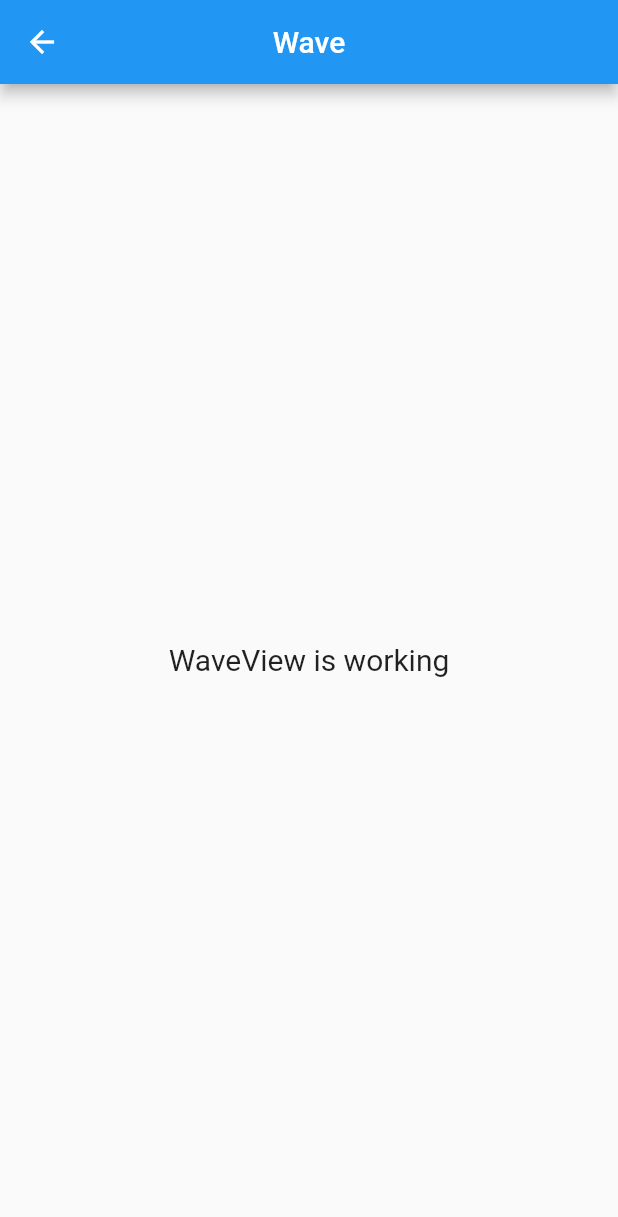
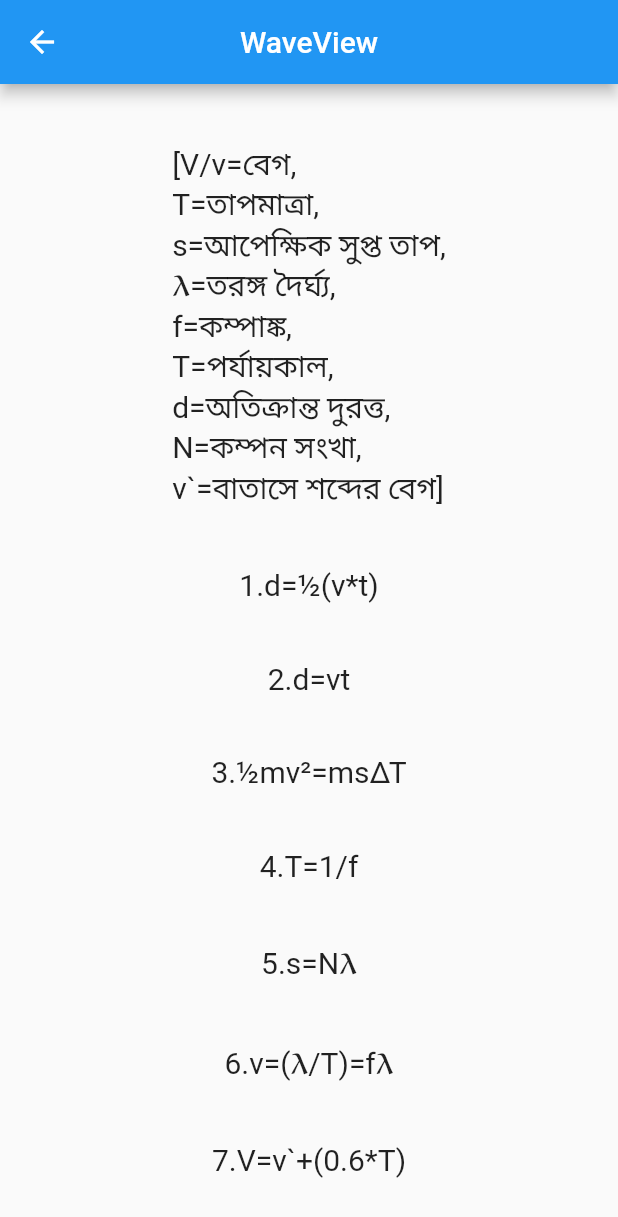
Before and after one commit to CPAD-Gazipur/Formula, a Flutter app: the WaveView screen opened by its route, on a phone screen of 412 x 824 dp. Shown: the top 1217 px of the screen. Run offline on Flutter 3.47's test engine with Material 2 defaults, Android fonts, the phone set to English and light mode, and no system bars; our stand-ins replace get.

Commit message:
Wave page contributed

```diff
--- a/lib/app/modules/physics/wave/views/wave_view.dart
+++ b/lib/app/modules/physics/wave/views/wave_view.dart
@@ -9,13 +9,46 @@ class WaveView extends GetView<WaveController> {
   Widget build(BuildContext context) {
     return Scaffold(
       appBar: AppBar(
-        title: Text('Wave'),
+        title: Text('WaveView'),
         centerTitle: true,
       ),
       body: Center(
-        child: Text(
-          'WaveView is working',
-          style: TextStyle(fontSize: 20),
+        child: Column(
+          mainAxisAlignment: MainAxisAlignment.spaceEvenly,
+          children: [
+            Text(
+              "[V/v=বেগ,\nT=তাপমাত্রা,\ns=আপেক্ষিক সুপ্ত তাপ,\n𝛌=তরঙ্গ দৈর্ঘ্য,\nf=কম্পাঙ্ক,\nT=পর্যায়কাল,\nd=অতিক্রান্ত দুরত্ত,\nN=কম্পন সংখা,\nv`=বাতাসে শব্দের বেগ]",
+              style: TextStyle(fontSize: 20),
+            ),
+            Text(
+              '1.d=½(v*t)',
+              style: TextStyle(fontSize: 20),
+            ),
+            Text(
+              '2.d=vt',
+              style: TextStyle(fontSize: 20),
+            ),
+            Text(
+              "3.½mv²=ms∆T",
+              style: TextStyle(fontSize: 20),
+            ),
+            Text(
+              "4.T=1/f",
+              style: TextStyle(fontSize: 20),
+            ),
+            Text(
+              "5.s=N𝛌",
+              style: TextStyle(fontSize: 20),
+            ),
+            Text(
+              "6.v=(𝛌/T)=f𝛌",
+              style: TextStyle(fontSize: 20),
+            ),
+            Text(
+              "7.V=v`+(0.6*T)",
+              style: TextStyle(fontSize: 20),
+            ),
+          ],
         ),
       ),
     );
```
